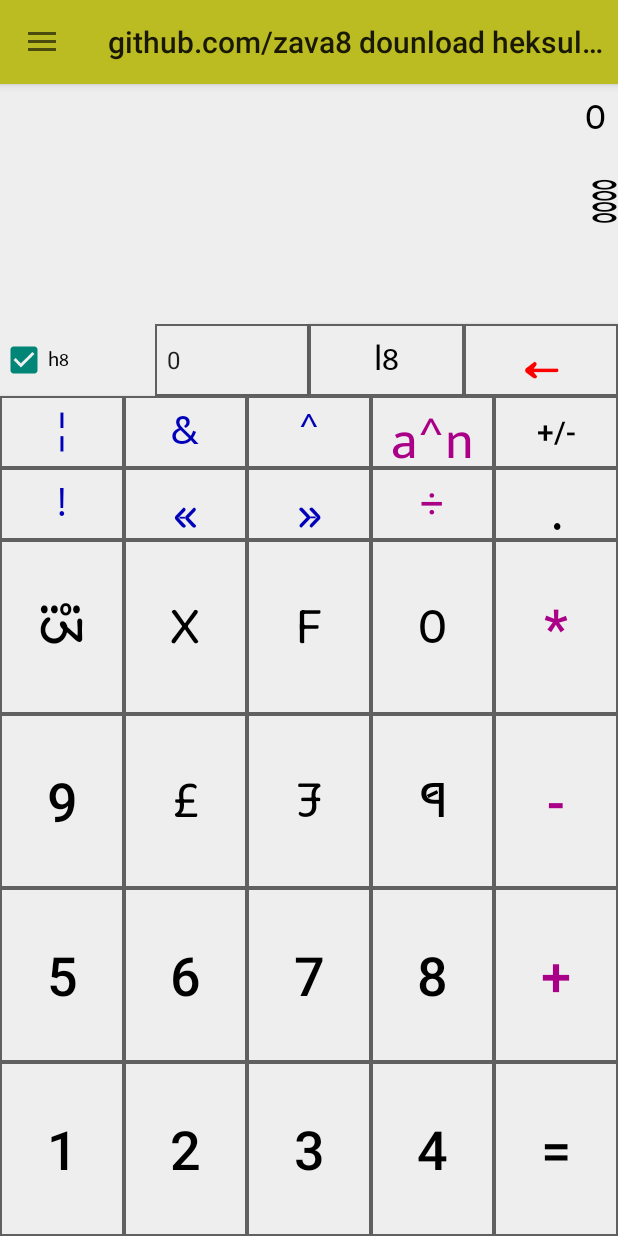
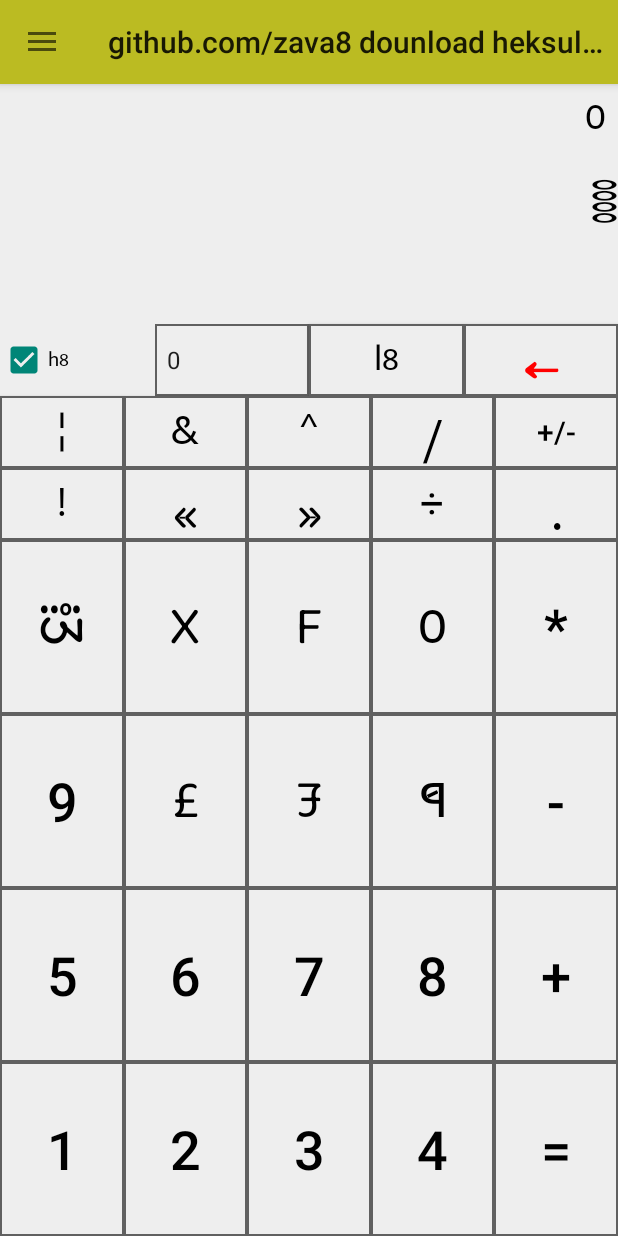
Before and after one commit to zava8/heksuletr, an Android app: the screen it shows after launch (MainActivity), on a phone screen of 412 x 824 dp. Run offline under Robolectric (Android 15) with nearby library versions, the phone set to English and light mode, and no system bars; libraries missing offline, so code that uses them is left out: io.realm; 1 statement that could not run was skipped.

Commit message:
zs810.tumblr.com fb.com/ztrabc vk.com/zs810

```diff
--- a/app/src/main/java/com/zava8/calculator/fragments/ProgrammerFragment.java
+++ b/app/src/main/java/com/zava8/calculator/fragments/ProgrammerFragment.java
@@ -114,7 +114,7 @@ public class ProgrammerFragment extends Fragment {
 
     private void setupOperatorButtons() {
         int[] operatorButtonIDs = new int[]{R.id.buttonMod, R.id.button_zor, R.id.buttonOR, R.id.buttonAND,
-                R.id.buttonLSH, R.id.buttonRSH, R.id.buttonNOT, R.id.button_divide, R.id.buttonMultiply,
+                R.id.buttonLSH, R.id.buttonRSH, R.id.buttonNOT, R.id.buttonRDivide, R.id.buttonMultiply,
                 R.id.buttonMinus, R.id.buttonPlus};
         for (int buttonID : operatorButtonIDs) { Button button = getView().findViewById(buttonID);button.setOnClickListener((v) -> {
             if (!limit_phen_dizits_recahed) {
@@ -315,7 +315,7 @@ public class ProgrammerFragment extends Fragment {
 
     private void setOperatorButtonsClickable(boolean mode) {
         int[] letterButtonIDs = new int[]{
-                R.id.button_decimal_point,  R.id.button_divide,
+                R.id.button_decimal_point,  R.id.buttonRDivide,
                 R.id.buttonMod,
                 R.id.buttonMinus, R.id.buttonPlus , R.id.buttonMultiply, R.id.buttonPower,
                 R.id.button_decimal_point, R.id.buttonEquals,
--- a/app/src/main/java/com/zava8/calculator/fragments/StandardFragment.java
+++ b/app/src/main/java/com/zava8/calculator/fragments/StandardFragment.java
@@ -92,7 +92,7 @@ public class StandardFragment extends Fragment {
     private void fillOperatorButtons() {
         operatorButtons.add(getView().findViewById(R.id.buttonPlus));
         operatorButtons.add(getView().findViewById(R.id.buttonMinus));
-        operatorButtons.add(getView().findViewById(R.id.button_divide));
+        operatorButtons.add(getView().findViewById(R.id.buttonRDivide));
         operatorButtons.add(getView().findViewById(R.id.buttonMultiply));
         operatorButtons.add(getView().findViewById(R.id.buttonPercent));
 
--- a/app/src/main/java/com/zava8/calculator/model/Operator.java
+++ b/app/src/main/java/com/zava8/calculator/model/Operator.java
@@ -13,7 +13,7 @@ public enum Operator {
     public static Operator operatorForTitle(String title) {
         switch (title) {
             case "+": return ADD;  case "-": return SUBTRACT; case "*": return MULTIPLY;
-            case "÷": return remainder_divide; case "/": return remainder_divide; case "%": return PERCENT;
+            case "÷": return get_remainder; case "/": return remainder_divide; case "%": return PERCENT;
             case "&": return AND; case "|": return OR;
             case "^": return XOR; case "!": return NOT; case "V": return LSH; case "w": return RSH;
             case "Asin": return ASIN; case "Acos": return ACOS; case "Atan": return ATAN; case "sin": return SIN;
--- a/app/src/main/res/layout-land/fragment_programmer.xml
+++ b/app/src/main/res/layout-land/fragment_programmer.xml
@@ -81,10 +81,10 @@
         app:layout_constraintBottom_toTopOf="@+id/buttonMinus"
         app:layout_constraintEnd_toEndOf="parent"
         app:layout_constraintStart_toEndOf="@+id/button9"
-        app:layout_constraintTop_toBottomOf="@+id/button_divide" />
+        app:layout_constraintTop_toBottomOf="@+id/buttonRDivide" />
 
     <Button
-        android:id="@+id/button_divide"
+        android:id="@+id/buttonRDivide"
         android:layout_width="0dp"
         android:layout_height="0dp"
         android:layout_marginTop="8dp"
@@ -343,7 +343,7 @@
         android:text="Not"
         android:textColor="?attr/secondaryTextColor"
         app:layout_constraintBottom_toTopOf="@+id/button9"
-        app:layout_constraintEnd_toStartOf="@+id/button_divide"
+        app:layout_constraintEnd_toStartOf="@+id/buttonRDivide"
         app:layout_constraintStart_toEndOf="@+id/buttonRSH"
         app:layout_constraintTop_toBottomOf="@+id/radioGroup" />
 
--- a/app/src/main/res/layout-land/fragment_standard.xml
+++ b/app/src/main/res/layout-land/fragment_standard.xml
@@ -173,13 +173,13 @@
         android:text="%"
         android:textColor="?attr/accentColor"
         app:layout_constraintBottom_toTopOf="@+id/button9"
-        app:layout_constraintEnd_toStartOf="@+id/button_divide"
+        app:layout_constraintEnd_toStartOf="@+id/buttonRDivide"
         app:layout_constraintHorizontal_bias="0.5"
         app:layout_constraintStart_toEndOf="@+id/buttonPi"
         app:layout_constraintTop_toBottomOf="@+id/buttonDel" />
 
     <Button
-        android:id="@+id/button_divide"
+        android:id="@+id/buttonRDivide"
         android:layout_width="0dp"
         android:layout_height="0dp"
         android:layout_marginTop="8dp"
@@ -241,7 +241,7 @@
         app:layout_constraintEnd_toEndOf="parent"
         app:layout_constraintHorizontal_bias="0.5"
         app:layout_constraintStart_toEndOf="@+id/button9"
-        app:layout_constraintTop_toBottomOf="@+id/button_divide" />
+        app:layout_constraintTop_toBottomOf="@+id/buttonRDivide" />
 
     <TextView
         android:id="@+id/result_tekst_viyu"
--- a/app/src/main/res/layout/fragment_programmer.xml
+++ b/app/src/main/res/layout/fragment_programmer.xml
@@ -97,26 +97,26 @@
 
 <!-- //////////////////////////////// -->
     <Button android:id="@+id/buttonOR" android:layout_width="0dp" android:layout_height="@dimen/btn_ro2_hait"
-        android:background="@drawable/calculator_button_secondary" android:textColor="@color/lozikl_opretr_klr"
+        android:background="@drawable/calculator_button_secondary" android:textColor="?attr/primaryTextColor"
         android:fontFamily="@font/u5" android:text="@string/or_operator" android:textSize="@dimen/or_tekst_size" android:textAllCaps="false"
         app:layout_constraintEnd_toStartOf="@+id/buttonAND" app:layout_constraintStart_toStartOf="parent"
         app:layout_constraintTop_toBottomOf="@+id/heks_check_boks" />
 
     <Button android:id="@+id/buttonAND" android:layout_width="0dp" android:layout_height="0dp"
-        android:background="@drawable/calculator_button_secondary" android:textColor="@color/lozikl_opretr_klr"
+        android:background="@drawable/calculator_button_secondary" android:textColor="?attr/primaryTextColor"
         android:fontFamily="@font/u5" android:text="@string/And_operator_string" android:textSize="@dimen/and_tekst_size" android:textAllCaps="false"
         app:layout_constraintBottom_toBottomOf="@id/buttonOR" app:layout_constraintTop_toBottomOf="@+id/heks_check_boks"
         app:layout_constraintStart_toEndOf="@+id/buttonOR" app:layout_constraintEnd_toStartOf="@+id/button_zor"  />
 
   <Button    android:id="@+id/button_zor" android:layout_width="0dp"    android:layout_height="0dp"
       android:background="@drawable/calculator_button_secondary" android:textAllCaps="false"
-      android:text="@string/zor_operator_string" android:textSize="@dimen/zor_tekst_size" android:fontFamily="@font/u5" android:textColor="@color/lozikl_opretr_klr"
+      android:text="@string/zor_operator_string" android:textSize="@dimen/zor_tekst_size" android:fontFamily="@font/u5" android:textColor="?attr/primaryTextColor"
       app:layout_constraintBottom_toBottomOf="@id/buttonOR" app:layout_constraintTop_toBottomOf="@+id/heks_check_boks"
-      app:layout_constraintStart_toEndOf="@+id/buttonAND"    app:layout_constraintEnd_toStartOf="@+id/button_eksponent"    />
+      app:layout_constraintStart_toEndOf="@+id/buttonAND"    app:layout_constraintEnd_toStartOf="@+id/buttonMod"    />
 
-    <Button android:id="@+id/button_eksponent" android:layout_width="0dp" android:layout_height="0dp"
-        android:background="@drawable/calculator_button_secondary" android:text="@string/eksponent_operator_string" android:textAllCaps="false"
-        android:fontFamily="@font/u5" android:textColor="@color/arithmatic_opretr_klr" android:textSize="@dimen/remainder_tekst_size"
+    <Button android:id="@+id/buttonMod" android:layout_width="0dp" android:layout_height="0dp"
+        android:background="@drawable/calculator_button_secondary" android:text="@string/get_remainder_button_string" android:textAllCaps="false"
+        android:fontFamily="@font/u5" android:textColor="?attr/primaryTextColor" android:textSize="@dimen/remainder_tekst_size"
         app:layout_constraintBottom_toBottomOf="@id/buttonOR" app:layout_constraintTop_toBottomOf="@+id/heks_check_boks"
         app:layout_constraintStart_toEndOf="@+id/button_zor" app:layout_constraintEnd_toStartOf="@+id/buttonSign"/>
 
@@ -124,32 +124,32 @@
       android:background="@drawable/calculator_button_main"
       android:text="+/-"  android:textColor="?attr/primaryTextColor" android:textSize="@dimen/sign_tekst_size"
       app:layout_constraintBottom_toBottomOf="@id/buttonOR" app:layout_constraintTop_toBottomOf="@+id/heks_check_boks"
-      app:layout_constraintStart_toEndOf="@+id/button_eksponent" app:layout_constraintEnd_toEndOf="parent" />
+      app:layout_constraintStart_toEndOf="@+id/buttonMod" app:layout_constraintEnd_toEndOf="parent" />
 
 <!-- //////////////////////////////// -->
   <Button    android:id="@+id/buttonNOT"    android:layout_width="0dp"    android:layout_height="@dimen/btn_ro3_hait"
       android:background="@drawable/calculator_button_secondary" android:textAllCaps="false"
       android:text="@string/not_operator_string" android:textSize="@dimen/not_tekst_size"
-      android:fontFamily="@font/u5" android:textColor="@color/lozikl_opretr_klr"
+      android:fontFamily="@font/u5" android:textColor="?attr/primaryTextColor"
       app:layout_constraintStart_toStartOf="parent"     app:layout_constraintEnd_toStartOf="@+id/buttonLSH"
       app:layout_constraintTop_toBottomOf="@+id/buttonOR" />/>
 
   <Button    android:id="@+id/buttonLSH" android:fontFamily="@font/u8" android:layout_width="0dp" android:layout_height="0dp"
       android:text="@string/lsh_operator_string" android:textSize="@dimen/lsh_tekst_size"
-      android:background="@drawable/calculator_button_secondary" android:textColor="@color/lozikl_opretr_klr"  android:textAllCaps="false"
+      android:background="@drawable/calculator_button_secondary" android:textColor="?attr/primaryTextColor"  android:textAllCaps="false"
       app:layout_constraintBottom_toBottomOf="@id/buttonNOT" app:layout_constraintTop_toBottomOf="@+id/buttonOR"
    app:layout_constraintStart_toEndOf="@+id/buttonNOT" app:layout_constraintEnd_toStartOf="@+id/buttonRSH"    />
 
   <Button    android:id="@+id/buttonRSH"    android:layout_width="0dp"    android:layout_height="0dp"
-   android:textColor="@color/lozikl_opretr_klr" android:background="@drawable/calculator_button_secondary"
+   android:textColor="?attr/primaryTextColor" android:background="@drawable/calculator_button_secondary"
    android:text="@string/rsh_operator_string"  android:textSize="@dimen/rsh_tekst_size"
       android:fontFamily="@font/u8" android:textAllCaps="false"
       app:layout_constraintBottom_toBottomOf="@id/buttonNOT" app:layout_constraintTop_toBottomOf="@+id/buttonOR"
-      app:layout_constraintStart_toEndOf="@+id/buttonLSH"    app:layout_constraintEnd_toStartOf="@+id/button_divide"    />
+      app:layout_constraintStart_toEndOf="@+id/buttonLSH"    app:layout_constraintEnd_toStartOf="@+id/buttonRDivide"    />
 
-    <Button android:id="@+id/button_divide" android:layout_width="0dp" android:layout_height="0dp"
+    <Button android:id="@+id/buttonRDivide" android:layout_width="0dp" android:layout_height="0dp"
         android:background="@drawable/calculator_button_main" android:text="@string/remainder_divide_operator_string"
-        android:fontFamily="@font/u5" android:textColor="@color/arithmatic_opretr_klr"  android:textSize="@dimen/divide_tekst_size"
+        android:fontFamily="@font/u5" android:textColor="?attr/accentColor"  android:textSize="@dimen/divide_tekst_size"
         app:layout_constraintBottom_toBottomOf="@id/buttonNOT" app:layout_constraintTop_toBottomOf="@+id/buttonOR"
         app:layout_constraintStart_toEndOf="@+id/buttonRSH" app:layout_constraintEnd_toStartOf="@+id/button_decimal_point"/>
 
@@ -158,7 +158,7 @@
       android:gravity="center_vertical|center_horizontal" android:text="@string/decimal_point_operator_string"  android:textColor="?attr/primaryTextColor"
       android:fontFamily="@font/u5" android:textSize="@dimen/dot_tekst_size"
      app:layout_constraintBottom_toBottomOf="@id/buttonNOT" app:layout_constraintTop_toBottomOf="@+id/buttonOR"
-      app:layout_constraintStart_toEndOf="@+id/button_divide" app:layout_constraintEnd_toEndOf="parent" />
+      app:layout_constraintStart_toEndOf="@+id/buttonRDivide" app:layout_constraintEnd_toEndOf="parent" />
 
 
 
@@ -191,7 +191,7 @@
 
   <Button android:id="@+id/buttonMultiply" android:layout_width="0dp" android:layout_height="0dp"
    android:background="@drawable/calculator_button_main" android:text="@string/multiply_operator_string"
-      android:textColor="@color/arithmatic_opretr_klr" android:textSize="@dimen/dot_tekst_size"
+      android:textColor="?attr/accentColor" android:textSize="@dimen/dot_tekst_size"
       app:layout_constraintBottom_toTopOf="@+id/buttonMinus" app:layout_constraintTop_toBottomOf="@+id/buttonNOT"
    app:layout_constraintStart_toEndOf="@+id/button0" app:layout_constraintEnd_toEndOf="parent" />
 
@@ -221,7 +221,7 @@
    app:layout_constraintStart_toEndOf="@id/buttonB" app:layout_constraintEnd_toStartOf="@+id/buttonMinus" />
 
   <Button android:id="@+id/buttonMinus" android:layout_width="0dp" android:layout_height="0dp"
-   android:background="@drawable/calculator_button_main" android:text="-" android:textColor="@color/arithmatic_opretr_klr"  android:textSize="@dimen/dot_tekst_size"
+   android:background="@drawable/calculator_button_main" android:text="-" android:textColor="?attr/accentColor"  android:textSize="@dimen/dot_tekst_size"
       app:layout_constraintBottom_toTopOf="@+id/buttonPlus" app:layout_constraintTop_toBottomOf="@+id/buttonMultiply"
    app:layout_constraintStart_toEndOf="@+id/buttonC" app:layout_constraintEnd_toEndOf="parent" />
 <!-- //////////////////////////////// -->
@@ -250,7 +250,7 @@
    app:layout_constraintStart_toEndOf="@+id/button7" app:layout_constraintEnd_toStartOf="@+id/buttonPlus" />
 
   <Button android:id="@+id/buttonPlus" android:layout_width="0dp" android:layout_height="0dp"
-   android:background="@drawable/calculator_button_main" android:text="+" android:textColor="@color/arithmatic_opretr_klr" android:textSize="@dimen/dot_tekst_size"
+   android:background="@drawable/calculator_button_main" android:text="+" android:textColor="?attr/accentColor" android:textSize="@dimen/dot_tekst_size"
       app:layout_constraintBottom_toTopOf="@+id/buttonEquals" app:layout_constraintTop_toBottomOf="@+id/buttonMinus"
    app:layout_constraintStart_toEndOf="@+id/button8" app:layout_constraintEnd_toEndOf="parent" />
 <!-- //////////////////////////////// -->
--- a/app/src/main/res/layout/fragment_standard.xml
+++ b/app/src/main/res/layout/fragment_standard.xml
@@ -197,13 +197,13 @@
         android:text="%"
         android:textColor="?attr/accentColor"
         app:layout_constraintBottom_toTopOf="@+id/button9"
-        app:layout_constraintEnd_toStartOf="@+id/button_divide"
+        app:layout_constraintEnd_toStartOf="@+id/buttonRDivide"
         app:layout_constraintHorizontal_bias="0.5"
         app:layout_constraintStart_toEndOf="@+id/buttonPi"
         app:layout_constraintTop_toBottomOf="@+id/buttonDel" />
 
     <Button
-        android:id="@+id/button_divide"
+        android:id="@+id/buttonRDivide"
         android:layout_width="0dp"
         android:layout_height="0dp"
         android:background="@drawable/calculator_button_main"
@@ -264,7 +264,7 @@
         app:layout_constraintEnd_toEndOf="parent"
         app:layout_constraintHorizontal_bias="0.5"
         app:layout_constraintStart_toEndOf="@+id/button9"
-        app:layout_constraintTop_toBottomOf="@+id/button_divide" />
+        app:layout_constraintTop_toBottomOf="@+id/buttonRDivide" />
 
     <TextView
         android:id="@+id/result_tekst_viyu"
--- a/app/src/main/res/values/colors.xml
+++ b/app/src/main/res/values/colors.xml
@@ -15,8 +15,6 @@
 <!--    <color name="primaryTextColor">#606060</color>-->
     <color name="primaryTextColor">#000000</color>
     <color name="deleteTextColor">#ff0000</color>
-    <color name="lozikl_opretr_klr">#0000bb</color>
-    <color name="arithmatic_opretr_klr">#aa0088</color>
 
     <color name="secondaryTextColor">#898989</color>
     <!-- <color name="disabledTextColor">#DDDDDD</color> -->
--- a/app/src/main/res/values/strings.xml
+++ b/app/src/main/res/values/strings.xml
@@ -51,8 +51,7 @@
     <string name="abs_operator_string" translatable="false">|a|</string>
     <string name="skuareroot_operator_string" translatable="false">√</string>
     <string name="factorial_operator_string" translatable="false">a!</string>
-<!--    <string name="get_remainder_button_string" translatable="false">/</string>-->
-<!--    <string name="get_xny" translatable="false">x^y</string>-->
+    <string name="get_remainder_button_string" translatable="false">/</string>
     <string name="heks_cb_label" translatable="false">h8</string>
     <string name="phlot_div_button_label" translatable="false">÷_f</string>
     <string name="decimal_point_label" translatable="false">.0?</string>
```
Also changed, not shown: app/src/main/java/com/zava8/calculator/utils/ProgrammerOperationsUtil.java (+10 -10 lines), 1 other file.
